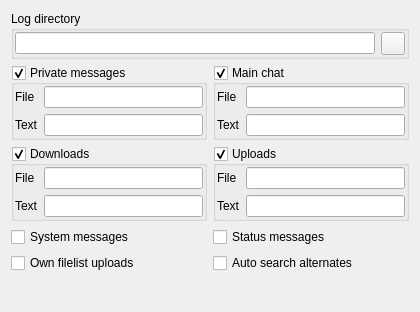
This is eiskaltdcpp-qt/ui/UISettingsLog.ui in eiskaltdcpp/eiskaltdcpp as Qt 5 draws it before an edit. The edited form follows.
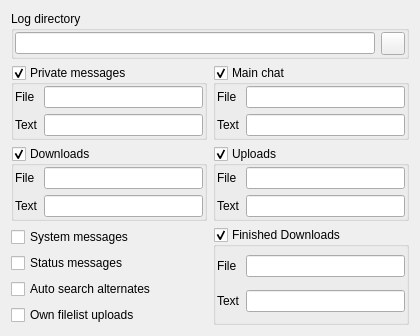
This is the edited form. Custom widgets are drawn as their Qt base class.

Commit message: Core: 	* вернул определение LOCALE_DIR на этап компиляции Qt UI: 	* add log settings for finished downloads

What changed in the file:
```diff
--- a/eiskaltdcpp-qt/ui/UISettingsLog.ui
+++ b/eiskaltdcpp-qt/ui/UISettingsLog.ui
@@ -13,7 +13,7 @@
   <property name="windowTitle">
    <string>Form</string>
   </property>
-  <layout class="QGridLayout" name="gridLayout_5">
+  <layout class="QGridLayout" name="gridLayout_7">
    <item row="0" column="0" colspan="2">
     <widget class="QGroupBox" name="groupBox_2">
      <property name="title">
@@ -181,27 +181,73 @@
     </widget>
    </item>
    <item row="3" column="0">
+    <layout class="QVBoxLayout" name="verticalLayout">
+     <item>
     <widget class="QCheckBox" name="checkBox_SYSTEM">
      <property name="text">
       <string>System messages</string>
      </property>
     </widget>
    </item>
-   <item row="3" column="1">
+     <item>
     <widget class="QCheckBox" name="checkBox_STAT">
      <property name="text">
       <string>Status messages</string>
      </property>
     </widget>
    </item>
-   <item row="4" column="0">
+     <item>
+      <widget class="QCheckBox" name="checkBox_REPORT_ALTERNATES">
+       <property name="text">
+        <string>Auto search alternates</string>
+       </property>
+      </widget>
+     </item>
+     <item>
     <widget class="QCheckBox" name="checkBox_FILELIST">
      <property name="text">
       <string>Own filelist uploads</string>
      </property>
     </widget>
    </item>
-   <item row="5" column="0">
+    </layout>
+   </item>
+   <item row="3" column="1">
+    <widget class="QGroupBox" name="groupBox_FINISH_DOWN">
+     <property name="title">
+      <string>Finished Downloads</string>
+     </property>
+     <property name="checkable">
+      <bool>true</bool>
+     </property>
+     <layout class="QGridLayout" name="gridLayout_5">
+      <property name="margin">
+       <number>1</number>
+      </property>
+      <item row="0" column="0">
+       <widget class="QLabel" name="label_9">
+        <property name="text">
+         <string>File</string>
+        </property>
+       </widget>
+      </item>
+      <item row="0" column="1">
+       <widget class="LineEdit" name="lineEdit_FILE_FINISH_DOWNFMT"/>
+      </item>
+      <item row="1" column="0">
+       <widget class="QLabel" name="label_10">
+        <property name="text">
+         <string>Text</string>
+        </property>
+       </widget>
+      </item>
+      <item row="1" column="1">
+       <widget class="LineEdit" name="lineEdit_FINISH_DOWNFMT"/>
+      </item>
+     </layout>
+    </widget>
+   </item>
+   <item row="5" column="1">
     <spacer name="verticalSpacer">
      <property name="orientation">
       <enum>Qt::Vertical</enum>
@@ -214,13 +260,6 @@
      </property>
     </spacer>
    </item>
-   <item row="4" column="1">
-    <widget class="QCheckBox" name="checkBox_REPORT_ALTERNATES">
-     <property name="text">
-      <string>Auto search alternates</string>
-     </property>
-    </widget>
-   </item>
   </layout>
  </widget>
  <customwidgets>
```
Left out of the diff: 4 changed lines with no effect on the pictures. Lines whose indentation alone changed are shown as unchanged. The commit also changes 2 other files.
